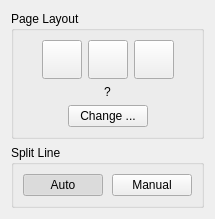
Above: filters/page_split/ui/PageSplitOptionsWidget.ui from 4lex4/scantailor-advanced before the change. Below: the same form after it.
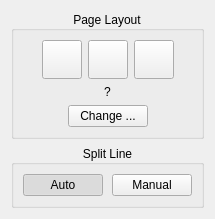
That is the form after the change. Icons and pictures are not drawn. Custom widgets are drawn as their Qt base class.

```diff
--- a/filters/page_split/ui/PageSplitOptionsWidget.ui
+++ b/filters/page_split/ui/PageSplitOptionsWidget.ui
@@ -25,6 +25,9 @@
      <property name="title">
       <string>Page Layout</string>
      </property>
+     <property name="alignment">
+      <set>Qt::AlignCenter</set>
+     </property>
      <layout class="QVBoxLayout" name="verticalLayout">
       <item>
        <layout class="QHBoxLayout" name="horizontalLayout">
@@ -183,6 +186,9 @@
      <property name="title">
       <string>Split Line</string>
      </property>
+     <property name="alignment">
+      <set>Qt::AlignCenter</set>
+     </property>
      <layout class="QVBoxLayout" name="verticalLayout_2">
       <property name="spacing">
        <number>9</number>
```
